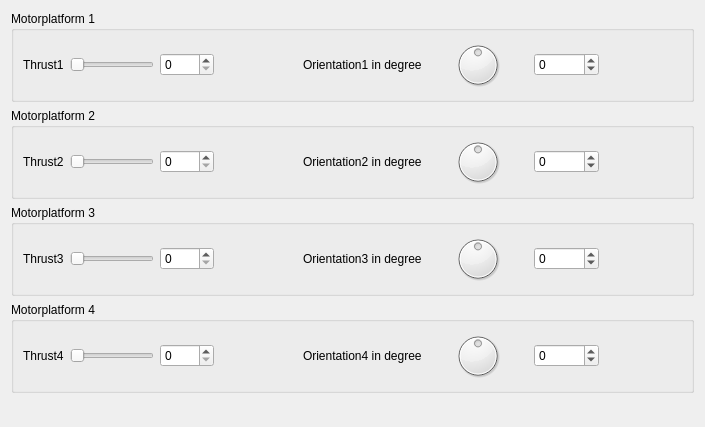
Before: the Qt Designer form src/ui/QGCSkyeTestMotors.ui in skye-git/qgroundcontrol-old, drawn with Qt 5.
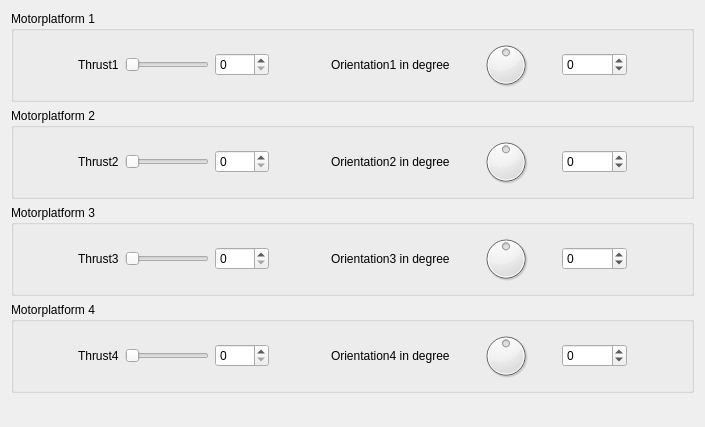
After: the same form once the commit is applied.

What changed in the file:
```diff
--- a/src/ui/QGCSkyeTestMotors.ui
+++ b/src/ui/QGCSkyeTestMotors.ui
@@ -20,6 +20,19 @@
       <string>Motorplatform 1</string>
      </property>
      <layout class="QHBoxLayout" name="horizontalLayout">
+      <item>
+       <spacer name="horizontalSpacer_9">
+        <property name="orientation">
+         <enum>Qt::Horizontal</enum>
+        </property>
+        <property name="sizeHint" stdset="0">
+         <size>
+          <width>40</width>
+          <height>20</height>
+         </size>
+        </property>
+       </spacer>
+      </item>
       <item>
        <widget class="QLabel" name="label">
         <property name="text">
@@ -109,6 +122,19 @@
       <string>Motorplatform 2</string>
      </property>
      <layout class="QHBoxLayout" name="horizontalLayout_2">
+      <item>
+       <spacer name="horizontalSpacer_10">
+        <property name="orientation">
+         <enum>Qt::Horizontal</enum>
+        </property>
+        <property name="sizeHint" stdset="0">
+         <size>
+          <width>40</width>
+          <height>20</height>
+         </size>
+        </property>
+       </spacer>
+      </item>
       <item>
        <widget class="QLabel" name="label_3">
         <property name="text">
@@ -201,6 +227,19 @@
       <string>Motorplatform 3</string>
      </property>
      <layout class="QHBoxLayout" name="horizontalLayout_3">
+      <item>
+       <spacer name="horizontalSpacer_11">
+        <property name="orientation">
+         <enum>Qt::Horizontal</enum>
+        </property>
+        <property name="sizeHint" stdset="0">
+         <size>
+          <width>40</width>
+          <height>20</height>
+         </size>
+        </property>
+       </spacer>
+      </item>
       <item>
        <widget class="QLabel" name="label_5">
         <property name="text">
@@ -293,6 +332,19 @@
       <string>Motorplatform 4</string>
      </property>
      <layout class="QHBoxLayout" name="horizontalLayout_4">
+      <item>
+       <spacer name="horizontalSpacer_12">
+        <property name="orientation">
+         <enum>Qt::Horizontal</enum>
+        </property>
+        <property name="sizeHint" stdset="0">
+         <size>
+          <width>40</width>
+          <height>20</height>
+         </size>
+        </property>
+       </spacer>
+      </item>
       <item>
        <widget class="QLabel" name="label_7">
         <property name="text">
```
